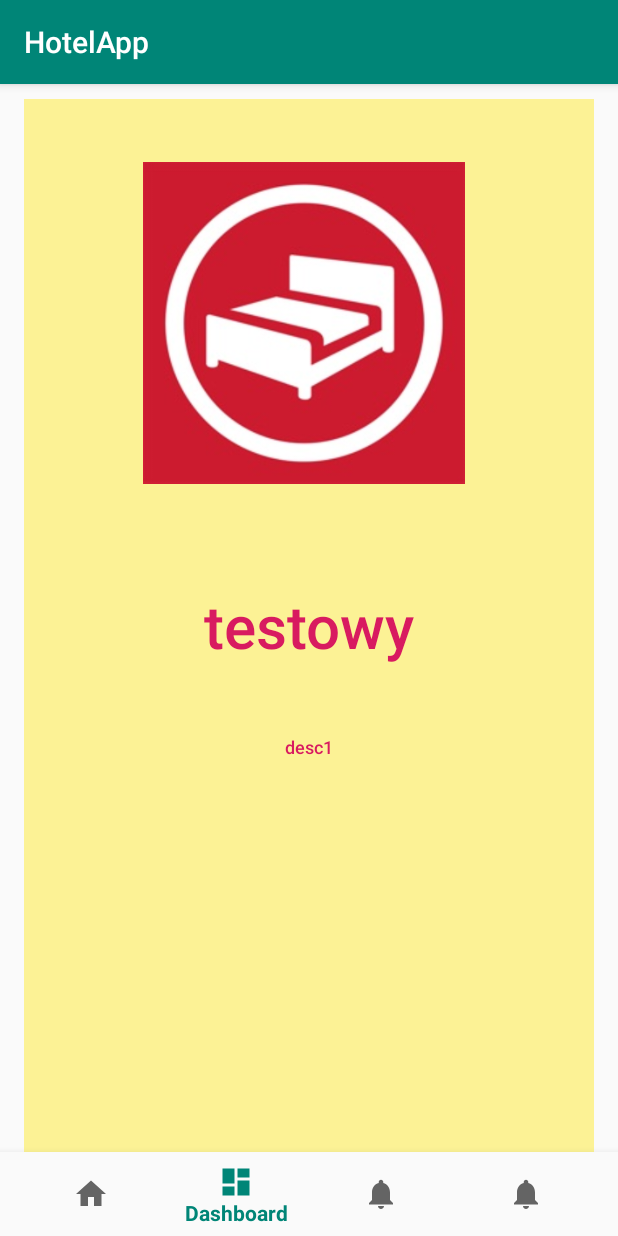
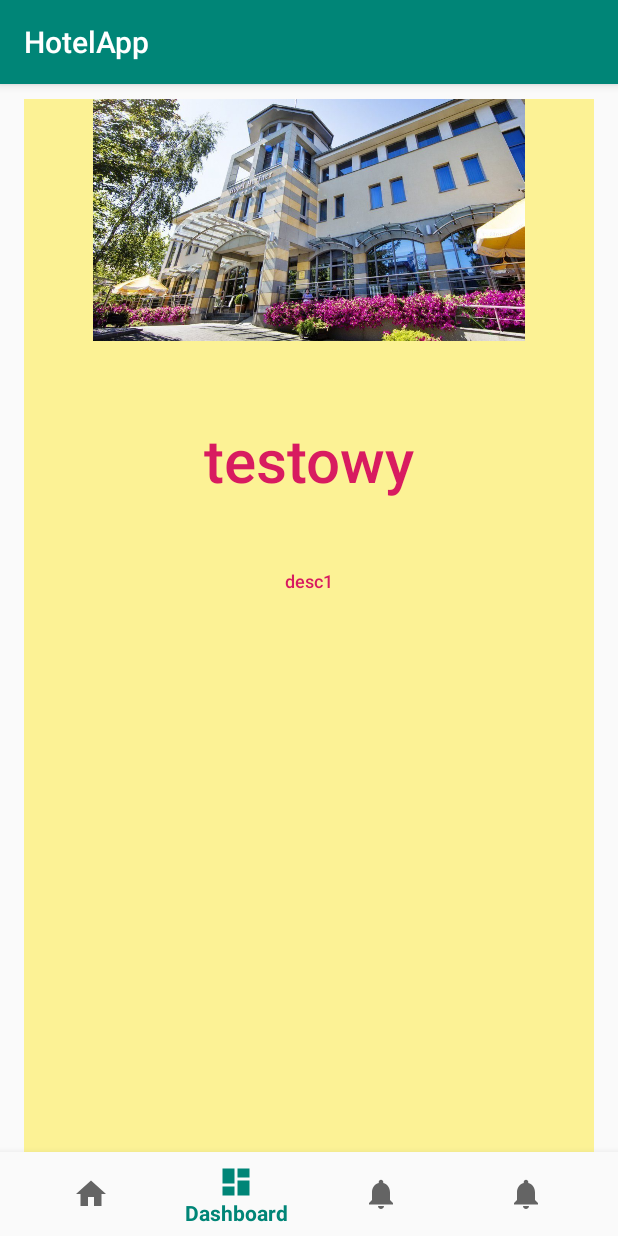
Before and after one commit to kubavation/UniversityAndroidProject, an Android app: the screen it shows after launch (MainActivity), item 2 of the bottom bar chosen, on a phone screen of 412 x 824 dp. Run offline under Robolectric (Android 15) with nearby library versions, the phone set to English and light mode, and no system bars.

Commit message:
add context in viewAdapter

```diff
--- a/app/src/main/java/com/example/hotelapp/fragments/HotelFragmentList.java
+++ b/app/src/main/java/com/example/hotelapp/fragments/HotelFragmentList.java
@@ -70,7 +70,7 @@ public class HotelFragmentList extends Fragment {
             } else {
                 recyclerView.setLayoutManager(new GridLayoutManager(context, mColumnCount));
             }
-            recyclerView.setAdapter(new MyHotelRecyclerViewAdapter(HotelService.hotels, mListener));
+            recyclerView.setAdapter(new MyHotelRecyclerViewAdapter(HotelService.hotels, mListener,context));
         }
         return view;
     }
--- a/app/src/main/java/com/example/hotelapp/fragments/MyHotelRecyclerViewAdapter.java
+++ b/app/src/main/java/com/example/hotelapp/fragments/MyHotelRecyclerViewAdapter.java
@@ -1,9 +1,11 @@
 package com.example.hotelapp.fragments;
 
+import android.content.Context;
 import android.support.v7.widget.RecyclerView;
 import android.view.LayoutInflater;
 import android.view.View;
 import android.view.ViewGroup;
+import android.widget.ImageView;
 import android.widget.TextView;
 
 import com.example.hotelapp.R;
@@ -13,6 +15,7 @@ import com.example.hotelapp.model.Hotel;
 
 import org.w3c.dom.Text;
 
+import java.lang.reflect.Field;
 import java.util.List;
 
 /**
@@ -84,10 +87,13 @@ public class MyHotelRecyclerViewAdapter extends RecyclerView.Adapter<MyHotelRecy
 
     private final List<Hotel> mValues;
     private final OnListFragmentInteractionListener mListener;
+    private Context context;
 
-    public MyHotelRecyclerViewAdapter(List<Hotel> items, OnListFragmentInteractionListener listener) {
+    public MyHotelRecyclerViewAdapter(List<Hotel> items, OnListFragmentInteractionListener listener, Context context) {
         mValues = items;
         mListener = listener;
+        this.context = context;
+        System.out.println("!!!" + context);
     }
 
     @Override
@@ -102,7 +108,17 @@ public class MyHotelRecyclerViewAdapter extends RecyclerView.Adapter<MyHotelRecy
         holder.mItem = mValues.get(position);
         holder.mIdView.setText(mValues.get(position).getName());
         holder.mContentView.setText(mValues.get(position).getDesc());
-    //    holder.mId.setText(mValues.get(position).getId());
+        holder.imgView.setImageResource(R.drawable.hotel1);
+
+        //holder.imgView.setImageResource();
+//        try {
+//            Field x = R.drawable.class.getField(mValues.get(position).getImgSrc());
+//            holder.imgView.setImageResource(x.getInt());
+//        } catch (NoSuchFieldException e) {
+//            e.printStackTrace();
+//        }
+
+        //    holder.mId.setText(mValues.get(position).getId());
 
         holder.mView.setOnClickListener(new View.OnClickListener() {
             @Override
@@ -125,6 +141,7 @@ public class MyHotelRecyclerViewAdapter extends RecyclerView.Adapter<MyHotelRecy
         public final View mView;
         public final TextView mIdView;
         public final TextView mContentView;
+        public final ImageView imgView;
        /// public final TextView mId;
         public Hotel mItem;
 
@@ -133,6 +150,8 @@ public class MyHotelRecyclerViewAdapter extends RecyclerView.Adapter<MyHotelRecy
             mView = view;
             mIdView = (TextView) view.findViewById(R.id.item_number);
             mContentView = (TextView) view.findViewById(R.id.content);
+            imgView = view.findViewById(R.id.imageView2);
+
           //  mId = view.findViewById(R.id.id);
         }
 
--- a/app/src/main/res/layout/fragment_hotel_item.xml
+++ b/app/src/main/res/layout/fragment_hotel_item.xml
@@ -9,15 +9,12 @@
 
     <ImageView
         android:id="@+id/imageView2"
-        android:layout_width="wrap_content"
-        android:layout_height="wrap_content"
+        android:layout_width="match_parent"
+        android:layout_height="161dp"
         android:layout_alignParentStart="true"
-        android:layout_alignParentTop="true"
         android:layout_alignParentEnd="true"
-        android:layout_marginStart="79dp"
-        android:layout_marginTop="26dp"
-        android:layout_marginEnd="86dp"
-        android:src="@drawable/logo_main" />
+        android:layout_marginStart="0dp"
+        android:layout_marginEnd="0dp" />
 
 
     <TextView
```
